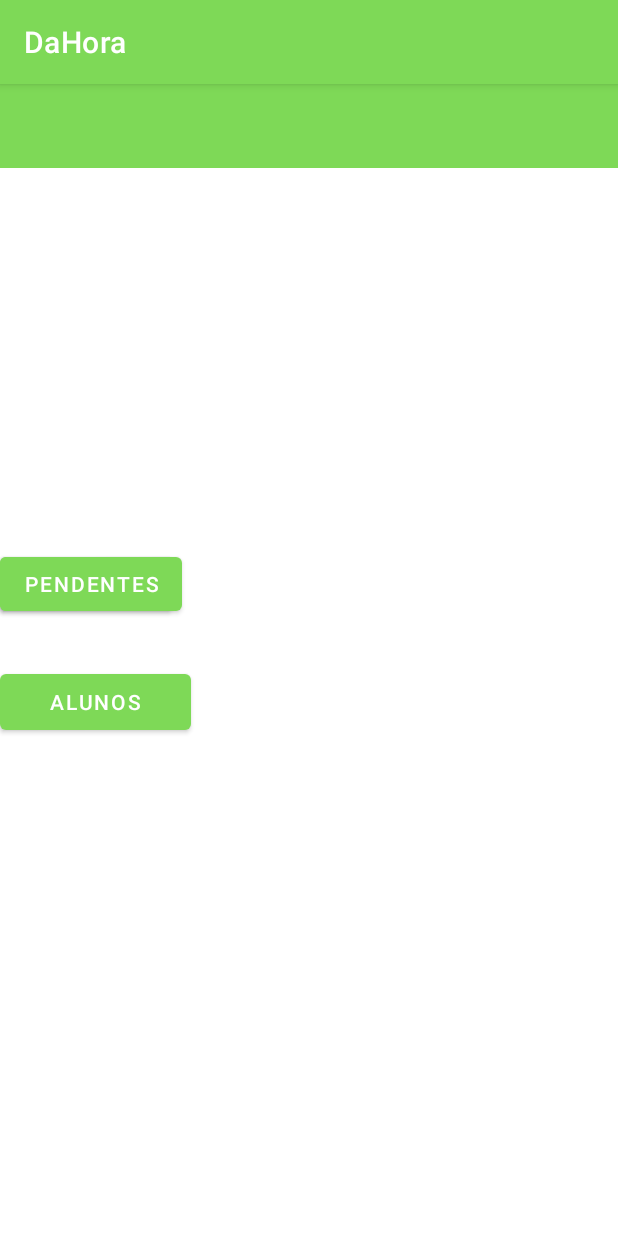
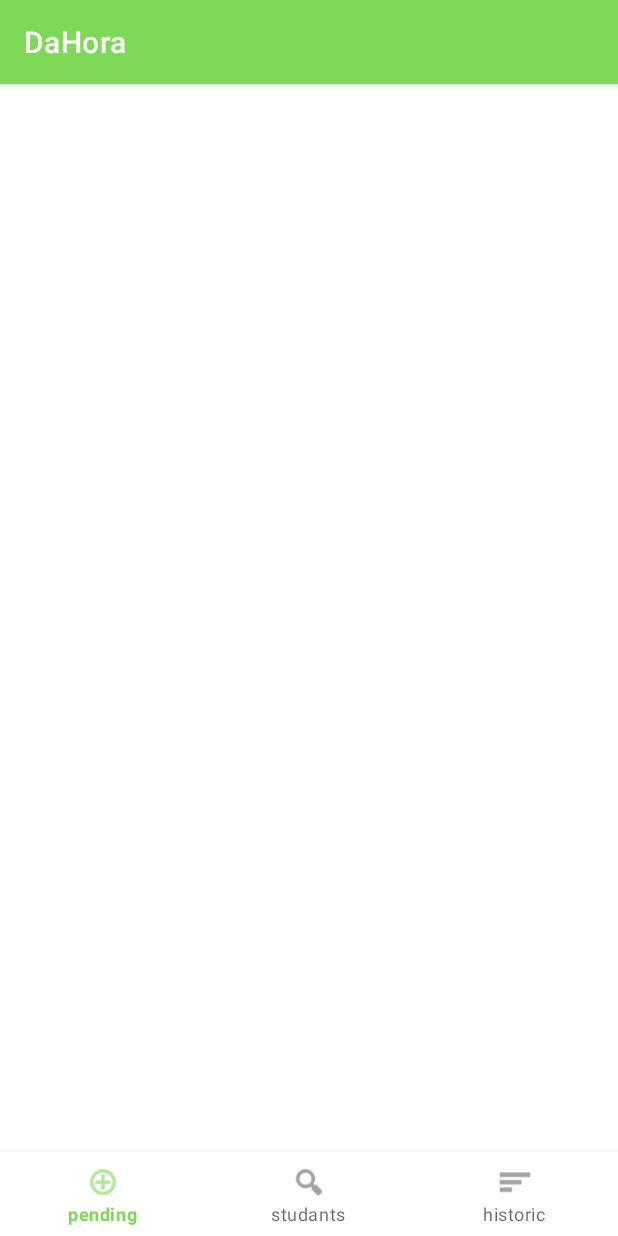
Before and after one commit to XQDL/PI_ANDROID, an Android app: the HomeCoordinatorActivity screen opened directly, with no data from a screen before it, on a phone screen of 412 x 824 dp. Run offline under Robolectric (Android 15) with nearby library versions, the phone set to English and light mode, and no system bars.

Commit message:
Passar para o PC

```diff
--- a/PI/DaHora/app/src/main/java/com/pi/dahora/coordinator/HomeCoordinatorActivity.kt
+++ b/PI/DaHora/app/src/main/java/com/pi/dahora/coordinator/HomeCoordinatorActivity.kt
@@ -2,11 +2,61 @@ package com.pi.dahora.coordinator
 
 import androidx.appcompat.app.AppCompatActivity
 import android.os.Bundle
+import androidx.fragment.app.FragmentTransaction
 import com.pi.dahora.R
+import com.pi.dahora.databinding.ActivityHomeCoordinatorBinding
+import com.pi.dahora.studant.CreateRequerimentFragment
+import com.pi.dahora.studant.HomeStudantFragment
+import com.pi.dahora.studant.RequerimentHistoryStudantFragment
 
 class HomeCoordinatorActivity : AppCompatActivity() {
+
+    private lateinit var binding: ActivityHomeCoordinatorBinding
+
     override fun onCreate(savedInstanceState: Bundle?) {
         super.onCreate(savedInstanceState)
-        setContentView(R.layout.activity_home_coordinator)
+        binding = ActivityHomeCoordinatorBinding.inflate(layoutInflater)
+        setContentView(binding.root)
+
+        val requerimentHistoryFragment = RequerimentHistoryCoordinatorFragment()
+        val fragmentTransaction = supportFragmentManager.beginTransaction()
+        fragmentTransaction.replace(R.id.fragmentContainerViewS, requerimentHistoryFragment, "")
+        fragmentTransaction.commit()
+
+        navigationViews()
+    }
+
+    private fun navigationViews() {
+        binding.menuCoordinator.apply {
+            setOnItemSelectedListener { item ->
+                when (item.itemId) {
+                    R.id.requerimentPendingFragment -> goCreate()
+                    R.id.studentsListFragment -> goHome()
+                    R.id.requerimentHistoryCoordinatorFragment -> goHistory()
+                }
+                true
+            }
+        }
+    }
+
+    private fun goHistory() {
+        val fragment = RequerimentHistoryCoordinatorFragment()
+        val fragmentTransaction: FragmentTransaction = supportFragmentManager.beginTransaction()
+        fragmentTransaction.replace(R.id.fragmentContainerViewS, fragment, "")
+        fragmentTransaction.commit()
+    }
+
+    private fun goHome() {
+        val fragment = StudentsListFragment()
+        val fragmentTransaction: FragmentTransaction = supportFragmentManager.beginTransaction()
+        fragmentTransaction.replace(R.id.fragmentContainerViewS, fragment, "")
+        fragmentTransaction.commit()
+    }
+
+    private fun goCreate() {
+        val fragment = RequerimentPendingFragment()
+        val fragmentTransaction: FragmentTransaction = supportFragmentManager.beginTransaction()
+        fragmentTransaction.replace(R.id.fragmentContainerViewS, fragment, "")
+        fragmentTransaction.commit()
     }
 }
--- a/PI/DaHora/app/src/main/java/com/pi/dahora/coordinator/RequerimentPendingFragment.kt
+++ b/PI/DaHora/app/src/main/java/com/pi/dahora/coordinator/RequerimentPendingFragment.kt
@@ -7,7 +7,7 @@ import android.view.View
 import android.view.ViewGroup
 import com.pi.dahora.R
 
-class PendingRequestsFragment : Fragment() {
+class RequerimentPendingFragment : Fragment() {
     override fun onCreate(savedInstanceState: Bundle?) {
         super.onCreate(savedInstanceState)
     }
--- a/PI/DaHora/app/src/main/java/com/pi/dahora/studant/RequerimentHistoryStudantFragment.kt
+++ b/PI/DaHora/app/src/main/java/com/pi/dahora/studant/RequerimentHistoryStudantFragment.kt
@@ -7,6 +7,7 @@ import android.view.View
 import android.view.ViewGroup
 import com.pi.dahora.R
 import com.pi.dahora.databinding.FragmentRequerimentHistoryStudantBinding
+import com.pi.dahora.login.LoginActivity
 
 class RequerimentHistoryStudantFragment : Fragment() {
 
@@ -26,6 +27,9 @@ class RequerimentHistoryStudantFragment : Fragment() {
     override fun onViewCreated(view: View, savedInstanceState: Bundle?) {
         super.onViewCreated(view, savedInstanceState)
 
+        //Exmplo do dado de usuario logado vindo da variavel global
+        binding.TextViewHistory.text = LoginActivity.userLogged.toString()
+
         //TODO: Funcionalidades aqui!
 
     }
--- a/PI/DaHora/app/src/main/res/layout/activity_home_coordinator.xml
+++ b/PI/DaHora/app/src/main/res/layout/activity_home_coordinator.xml
@@ -4,78 +4,30 @@
     xmlns:app="http://schemas.android.com/apk/res-auto"
     xmlns:tools="http://schemas.android.com/tools"
     android:layout_width="match_parent"
-    android:layout_height="match_parent">
+    android:layout_height="match_parent"
+    tools:context=".coordinator.HomeCoordinatorActivity">
 
-    <androidx.appcompat.widget.Toolbar
-        android:id="@+id/toolbar"
+    <androidx.fragment.app.FragmentContainerView
+        android:id="@+id/fragmentContainerViewC"
+        android:name="androidx.navigation.fragment.NavHostFragment"
         android:layout_width="match_parent"
-        android:layout_height="?attr/actionBarSize"
-        android:background="?attr/colorPrimary"
+        android:layout_height="match_parent"
+        app:defaultNavHost="true"
+        app:navGraph="@navigation/nav_graph"
+        app:layout_constraintBottom_toTopOf="@id/menu_coordinator"
         app:layout_constraintTop_toTopOf="parent"
-        app:popupTheme="@style/Theme.DaHora.PopupOverlay"
-        tools:layout_editor_absoluteX="-26dp">
+        app:layout_constraintEnd_toEndOf="parent"
+        app:layout_constraintStart_toStartOf="parent"
+        app:menu="@menu/bottom_coordinator_menu" />
 
-        <androidx.constraintlayout.widget.ConstraintLayout
-            android:layout_width="match_parent"
-            android:layout_height="match_parent">
-
-            <ImageView
-                android:id="@+id/imageView1"
-                android:layout_width="50dp"
-                android:layout_height="wrap_content"
-                android:layout_margin="1dp"
-                app:layout_constraintBottom_toBottomOf="parent"
-                app:layout_constraintStart_toStartOf="parent"
-                app:layout_constraintTop_toTopOf="parent"
-                tools:src="@tools:sample/avatars" />
-
-            <ImageView
-                android:id="@+id/imageView2"
-                android:layout_width="50dp"
-                android:layout_height="50dp"
-                android:layout_margin="5dp"
-                app:layout_constraintBottom_toBottomOf="parent"
-                app:layout_constraintEnd_toEndOf="parent"
-                app:layout_constraintTop_toTopOf="parent"
-                tools:src="@android:drawable/stat_notify_error" />
-
-
-        </androidx.constraintlayout.widget.ConstraintLayout>
-
-
-    </androidx.appcompat.widget.Toolbar>
-
-
-    <Button
-        android:id="@+id/button"
-        android:layout_width="wrap_content"
+    <com.google.android.material.bottomnavigation.BottomNavigationView
+        android:id="@+id/menu_coordinator"
+        android:layout_width="match_parent"
         android:layout_height="wrap_content"
-        android:layout_margin="30dp"
-        android:text="Historico"
-        app:layout_constraintBaseline_toBaselineOf="@+id/button3"
-        tools:layout_editor_absoluteX="237dp" />
-
-    <Button
-        android:id="@+id/button2"
-        android:layout_width="127dp"
-        android:layout_height="49dp"
-        android:layout_margin="30dp"
-        android:layout_marginTop="44dp"
-        android:text="Alunos"
-        app:layout_constraintTop_toBottomOf="@+id/button3"
-        tools:layout_editor_absoluteX="60dp" />
-
-    <Button
-        android:id="@+id/button3"
-        android:layout_width="wrap_content"
-        android:layout_height="wrap_content"
-        android:layout_margin="30dp"
-        android:layout_marginTop="204dp"
-        android:text="Pendentes"
+        android:elevation="22dp"
+        app:labelVisibilityMode="labeled"
         app:layout_constraintBottom_toBottomOf="parent"
-        app:layout_constraintTop_toBottomOf="@+id/toolbar"
-        app:layout_constraintVertical_bias="0.37"
-        tools:layout_editor_absoluteX="60dp" />
+        app:menu="@menu/bottom_coordinator_menu" />
 
 
 </androidx.constraintlayout.widget.ConstraintLayout>
--- a/PI/DaHora/app/src/main/res/layout/fragment_create_requeriment.xml
+++ b/PI/DaHora/app/src/main/res/layout/fragment_create_requeriment.xml
@@ -5,7 +5,7 @@
     xmlns:tools="http://schemas.android.com/tools"
     android:layout_width="match_parent"
     android:layout_height="match_parent"
-    tools:context=".CreateRequirementActivity">
+    tools:context=".studant.CreateRequerimentFragment">
 
     <androidx.constraintlayout.widget.ConstraintLayout
         android:layout_width="match_parent"
--- a/PI/DaHora/app/src/main/res/layout/fragment_pending_requests.xml
+++ b/PI/DaHora/app/src/main/res/layout/fragment_pending_requests.xml
@@ -3,7 +3,7 @@
     xmlns:tools="http://schemas.android.com/tools"
     android:layout_width="match_parent"
     android:layout_height="match_parent"
-    tools:context=".coordinator.PendingRequestsFragment">
+    tools:context=".coordinator.RequerimentPendingFragment">
 
     <!-- TODO: Update blank fragment layout -->
     <TextView
--- a/PI/DaHora/app/src/main/res/layout/fragment_requeriment_history_studant.xml
+++ b/PI/DaHora/app/src/main/res/layout/fragment_requeriment_history_studant.xml
@@ -7,9 +7,10 @@
 
     <!-- TODO: Update blank fragment layout -->
     <TextView
+        android:id="@+id/TextViewHistory"
         android:layout_width="match_parent"
         android:layout_height="match_parent"
         android:text="@string/hello_blank_fragment"
-        android:textSize="89sp"/>
+        android:textSize="30sp"/>
 
 </FrameLayout>
--- /dev/null
+++ b/PI/DaHora/app/src/main/res/menu/bottom_coordinator_menu.xml
@@ -0,0 +1,22 @@
+<?xml version="1.0" encoding="utf-8"?>
+<menu xmlns:app="http://schemas.android.com/apk/res-auto"
+    xmlns:android="http://schemas.android.com/apk/res/android">
+
+    <item
+        android:id="@+id/requerimentPendingFragment"
+        android:enabled="true"
+        android:icon="@android:drawable/ic_menu_add"
+        android:title="pending" />
+
+    <item
+        android:id="@+id/studentsListFragment"
+        android:enabled="true"
+        android:icon="@android:drawable/ic_menu_search"
+        android:title="studants" />
+
+    <item
+        android:id="@+id/requerimentHistoryCoordinatorFragment"
+        android:enabled="true"
+        android:icon="@android:drawable/ic_menu_sort_by_size"
+        android:title="historic" />
+</menu>
--- /dev/null
+++ b/PI/DaHora/app/src/main/res/menu/top_coordinator_menu.xml
@@ -0,0 +1,4 @@
+<?xml version="1.0" encoding="utf-8"?>
+<menu xmlns:android="http://schemas.android.com/apk/res/android">
+
+</menu>
```
Also changed, not shown: PI/DaHora/app/src/main/java/com/pi/dahora/login/LoginActivity.kt (+16 -6 lines), PI/DaHora/app/src/main/java/com/pi/dahora/studant/HomeStudantActivity.kt (+4 -5 lines), PI/DaHora/app/src/main/res/layout/activity_home_studant.xml (+5 -19 lines), PI/DaHora/app/src/main/res/navigation/nav_graph_coordinator.xml (added, +89 -0 lines).
